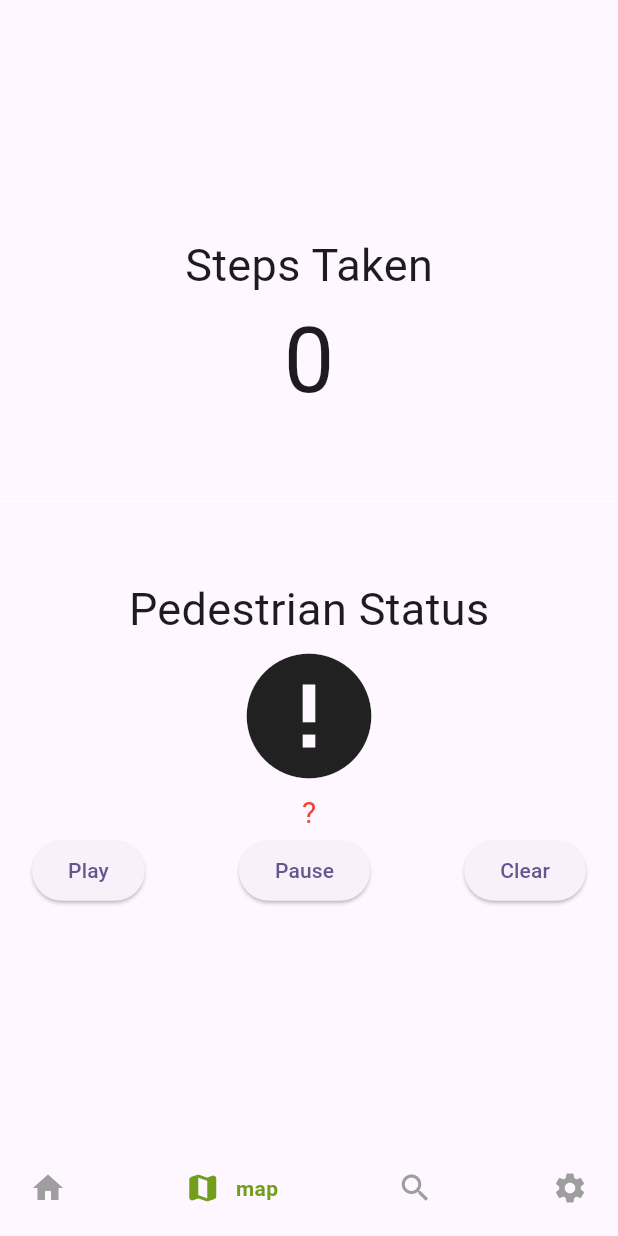
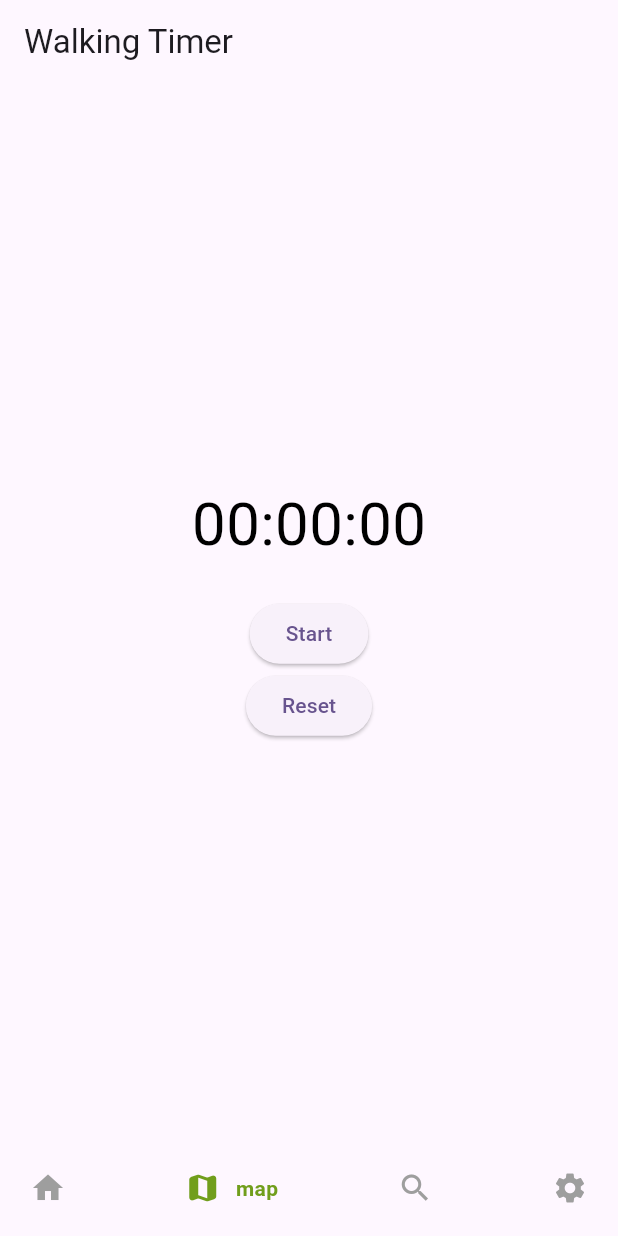
Before and after one commit to Ink42/thrive, a Flutter app: the screen it shows after launch, item 2 of the bottom bar chosen, on a phone screen of 412 x 824 dp. Run offline on Flutter 3.47's test engine with Material 3 defaults, Android fonts, the phone set to English and light mode, and no system bars; drawn by our look-alikes of google_nav_bar; our stand-ins replace flutter_map, geolocator, google_fonts, hive, hive_flutter, internet_connection_checker_plus and 3 more; accounts and stored records are empty; statements that could not run were skipped.

Commit message:
added timer

```diff
--- a/lib/home/view/home_page.dart
+++ b/lib/home/view/home_page.dart
@@ -1,4 +1,6 @@
 import 'package:flutter/material.dart';
+import 'package:provider/provider.dart';
+import 'package:thrive/global/services/pedometer_service.dart';
 import 'package:thrive/home/widgets/build_snap_shot.dart';
 import 'package:thrive/home/widgets/expandable_calender.dart';
 
@@ -9,10 +11,12 @@ class HomePage extends StatelessWidget {
 
   @override
   Widget build(BuildContext context) {
+    final provider = Provider.of<PedestrianProvider>(context);
     return Scaffold(
+      backgroundColor: Colors.blueAccent,
       appBar: AppBar(
         title: const Text("Thrive"),
-        centerTitle: true,
+        // centerTitle: false,
       ),
       body: SingleChildScrollView(
         child: Padding(
@@ -21,14 +25,14 @@ class HomePage extends StatelessWidget {
             crossAxisAlignment: CrossAxisAlignment.start,
             children: [
               // const ExpandableCalender(),
-              const SizedBox(height: 20),
+              // const SizedBox(height: 20),
               _buildSectionHeader("Today's Snapshot", "See More"),
               const SizedBox(height: 10),
-              buildSnapshotSection(MediaQuery.sizeOf(context)),
-              const SizedBox(height: 20),
-              _buildSectionHeader("Recent Activities", "See More"),
-              const SizedBox(height: 10),
-              _buildRecentActivities(),
+              buildSnapshotSection(MediaQuery.sizeOf(context), provider.steps),
+              // const SizedBox(height: 20),
+              // _buildSectionHeader("Recent Activities", "See More"),
+              // const SizedBox(height: 10),
+              // _buildRecentActivities(),
             ],
           ),
         ),
@@ -45,9 +49,7 @@ class HomePage extends StatelessWidget {
           style: const TextStyle(fontSize: 18, fontWeight: FontWeight.bold),
         ),
         TextButton(
-          onPressed: () {
-
-          },
+          onPressed: () {},
           child: Text(
             linkTitle,
             style: const TextStyle(color: Colors.blue),
@@ -56,7 +58,6 @@ class HomePage extends StatelessWidget {
       ],
     );
   }
-
 
   Widget _buildRecentActivities() {
     return SizedBox(
@@ -71,8 +72,7 @@ class HomePage extends StatelessWidget {
             title: Text("Activity ${index + 1} - Walking"),
             subtitle: Text("Distance: ${index + 2} km"),
             trailing: const Icon(Icons.arrow_forward_ios, size: 16),
-            onTap: () {
-            },
+            onTap: () {},
           );
         },
       ),
--- a/lib/main.dart
+++ b/lib/main.dart
@@ -13,8 +13,9 @@ import 'package:thrive/const/constant.dart';
 import 'package:thrive/global/models/activity_models.dart';
 import 'package:thrive/global/models/user_profile_models.dart';
 import 'package:thrive/global/services/network_monitor.dart';
+import 'package:thrive/global/services/timer_provider.dart';
 import 'package:thrive/global/widgets/bottom_navigation_provider.dart';
-import 'package:thrive/utils/pedometer_service.dart';
+import 'package:thrive/global/services/pedometer_service.dart';
 import 'package:thrive/utils/widgets/wtile.dart';
 import 'package:thrive/home/view/home_page.dart';
 
@@ -33,6 +34,7 @@ void main() async {
       ChangeNotifierProvider(create: (_) => RouteViewModel()),
       ChangeNotifierProvider(create: (_) => LocationController()),
       ChangeNotifierProvider(create: (_) => PedestrianProvider()),
+      ChangeNotifierProvider(create: (_) => TimerProvider()),
     ],
     child: const MyApp(),
   ));
@@ -115,98 +117,169 @@ class _HivePageState extends State<HivePage> {
 
   final page = [
     HomePage(),
-    PedometerUI(),
+    TimerScreen(),
     Center(child: ChallengeView()),
-    Center(
-      child: Text("Settings"),
-    ),
+    MapView()
   ];
-}
+} // Import your TimerProvider
 
-//////
-class PedometerUI extends StatefulWidget {
-  @override
-  _PedometerUIState createState() => _PedometerUIState();
-}
-
-class _PedometerUIState extends State<PedometerUI> {
-  @override
-  void initState() {
-    super.initState();
-    // Initialize PedestrianProvider
-    Future.microtask(() =>
-        Provider.of<PedestrianProvider>(context, listen: false).initialize());
-  }
-
+class TimerScreen extends StatelessWidget {
   @override
   Widget build(BuildContext context) {
-    final provider = Provider.of<PedestrianProvider>(context);
+    final timerProvider = Provider.of<TimerProvider>(context);
 
-    return Center(
+    return Scaffold(
+      appBar: AppBar(title: Text("Walking Timer")),
+      body: Center(
         child: Column(
           mainAxisAlignment: MainAxisAlignment.center,
-        children: <Widget>[
+          children: [
             Text(
-            'Steps Taken',
-            style: TextStyle(fontSize: 30),
+              formatTime(timerProvider.elapsedSeconds),
+              style: TextStyle(fontSize: 40, color: Colors.black),
             ),
-          Text(
-            provider.steps,
-            style: TextStyle(fontSize: 60),
-          ),
-          Divider(
-            height: 100,
-            thickness: 0,
-            color: Colors.white,
-          ),
-          Text(
-            'Pedestrian Status',
-            style: TextStyle(fontSize: 30),
-          ),
-          Icon(
-            provider.status == 'walking'
-                ? Icons.directions_walk
-                : provider.status == 'stopped'
-                    ? Icons.accessibility_new
-                    : Icons.error,
-            size: 100,
-          ),
-          Center(
-            child: Text(
-              provider.status,
-              style:
-                  provider.status == 'walking' || provider.status == 'stopped'
-                      ? TextStyle(fontSize: 30)
-                      : TextStyle(fontSize: 20, color: Colors.red),
-            ),
-          ),
-          Row(
-            spacing: 20,
-            mainAxisAlignment: MainAxisAlignment.spaceAround,
-            crossAxisAlignment: CrossAxisAlignment.center,
-            children: [
+            SizedBox(height: 20),
             ElevatedButton(
-                onPressed: () {
-                  provider.register(true);
-                },
-                child: Text("Play"),
+              onPressed: timerProvider.isRunning
+                  ? timerProvider.stopTimer
+                  : timerProvider.startTimer,
+              child: Text(timerProvider.isRunning ? "Pause" : "Start"),
             ),
             ElevatedButton(
-                onPressed: () {
-                  provider.register(false);
-                },
-                child: Text("Pause"),
-              ),
-              ElevatedButton(
-                onPressed: () {
-                  provider.clearSteps();
-                },
-                child: Text("Clear"),
+              onPressed: timerProvider.resetTimer,
+              child: Text("Reset"),
             ),
           ],
-          )
-        ],
+        ),
       ),
     );
   }
+
+  String formatTime(int seconds) {
+    final hours = seconds ~/ 3600;
+    final minutes = (seconds % 3600) ~/ 60;
+    final remainingSeconds = seconds % 60;
+    return "${hours.toString().padLeft(2, '0')}:${minutes.toString().padLeft(2, '0')}:${remainingSeconds.toString().padLeft(2, '0')}";
   }
+}
+
+// //////
+// class PedometerUI extends StatefulWidget {
+//   @override
+//   _PedometerUIState createState() => _PedometerUIState();
+// }
+
+// class _PedometerUIState extends State<PedometerUI> {
+//   @override
+//   void initState() {
+//     super.initState();
+//     // Initialize PedestrianProvider
+//     Future.microtask(() =>
+//         Provider.of<PedestrianProvider>(context, listen: false).initialize());
+//   }
+
+//   @override
+//   Widget build(BuildContext context) {
+//     TimerModel timerModel = TimerModel();
+//     final provider = Provider.of<PedestrianProvider>(context);
+
+//     return Center(
+//       child: Column(
+//         mainAxisAlignment: MainAxisAlignment.center,
+//         children: <Widget>[
+//           Text(
+//             'Steps Taken',
+//             style: TextStyle(fontSize: 30),
+//           ),
+//           Text(
+//             provider.steps,
+//             style: TextStyle(fontSize: 60),
+//           ),
+//           Divider(
+//             height: 100,
+//             thickness: 0,
+//             color: Colors.white,
+//           ),
+//           Text(
+//             'Pedestrian Status',
+//             style: TextStyle(fontSize: 30),
+//           ),
+//           Icon(
+//             provider.status == 'walking'
+//                 ? Icons.directions_walk
+//                 : provider.status == 'stopped'
+//                     ? Icons.accessibility_new
+//                     : Icons.error,
+//             size: 100,
+//           ),
+//           Center(
+//             child: Text(
+//               provider.status,
+//               style:
+//                   provider.status == 'walking' || provider.status == 'stopped'
+//                       ? TextStyle(fontSize: 30)
+//                       : TextStyle(fontSize: 20, color: Colors.red),
+//             ),
+//           ),
+//           Row(
+//             // spacing: 20,
+//             mainAxisAlignment: MainAxisAlignment.spaceAround,
+//             crossAxisAlignment: CrossAxisAlignment.center,
+//             children: [
+//               ElevatedButton(
+//                 onPressed: () {
+//                   provider.register(true);
+//                 },
+//                 child: Text("Play"),
+//               ),
+//               ElevatedButton(
+//                 onPressed: () {
+//                   provider.register(false);
+//                 },
+//                 child: Text("Pause"),
+//               ),
+//               ElevatedButton(
+//                 onPressed: () {
+//                   provider.clearSteps();
+//                 },
+//                 child: Text("Clear"),
+//               ),
+//             ],
+//           ),
+//           // ///////////
+//           Column(
+//             // spacing: 20,
+//             mainAxisAlignment: MainAxisAlignment.spaceAround,
+//             crossAxisAlignment: CrossAxisAlignment.center,
+//             children: [
+//               ElevatedButton(
+//                 onPressed: () {
+//                   timerModel.startTimer();
+//                 },
+//                 child: Text("Start Timer "),
+//               ),
+//               ElevatedButton(
+//                 onPressed: () {
+//                   timerModel.playTimer();
+//                 },
+//                 child: Text("Continue Timer"),
+//               ),
+//               ElevatedButton(
+//                 onPressed: () {
+//                   timerModel.pauseTimer();
+//                 },
+//                 child: Text("Pause Timer"),
+//               ),
+//               ElevatedButton(
+//                 onPressed: () {
+//                   timerModel.cancelTimer();
+//                 },
+//                 child: Text("Clear Timer"),
+//               ),
+//             ],
+//           )
+//         ],
+//       ),
+//     );
+//   }
+// }
--- a/lib/utils/modified_permission_handler.dart
+++ /dev/null
@@ -1,14 +0,0 @@
-import 'package:permission_handler/permission_handler.dart';
-
-class ModifiedPermissionHandler {
-  static Future<bool> checkActivityRecognitionPermission() async {
-    bool granted = await Permission.activityRecognition.isGranted;
-
-    if (!granted) {
-      granted = await Permission.activityRecognition.request() ==
-          PermissionStatus.granted;
-    }
-
-    return granted;
-  }
-}
--- a/lib/utils/pedometer_service.dart
+++ /dev/null
@@ -1,70 +0,0 @@
-import 'package:flutter/material.dart';
-import 'package:pedometer/pedometer.dart';
-import 'package:thrive/utils/modified_permission_handler.dart';
-
-class PedestrianProvider extends ChangeNotifier {
-  String _status = '?';
-  String _steps = '0';
-  late Stream<StepCount> _stepCountStream;
-  late Stream<PedestrianStatus> _pedestrianStatusStream;
-  bool _register_steps = false;
-
-  String get status => _status;
-  String get steps => _steps;
-  bool get register_steps => _register_steps;
-
-  void register(bool value) {
-    _register_steps = value;
-    notifyListeners();
-  }
-
-  Future<void> initialize() async {
-    if (_register_steps) return;
-
-    bool granted =
-        await ModifiedPermissionHandler.checkActivityRecognitionPermission();
-    if (!granted) {
-      _status = 'Permission not granted';
-      notifyListeners();
-      return;
-    }
-
-    _pedestrianStatusStream = Pedometer.pedestrianStatusStream;
-    (await _pedestrianStatusStream.listen(_onPedestrianStatusChanged))
-        .onError(_onPedestrianStatusError);
-
-    _stepCountStream = Pedometer.stepCountStream;
-    _stepCountStream.listen(_onStepCount).onError(_onStepCountError);
-    _register_steps = true;
-    notifyListeners();
-  }
-
-  void _onStepCount(StepCount event) {
-    if (!_register_steps) return;
-    _steps = event.steps.toString();
-    notifyListeners();
-  }
-
-  void _onPedestrianStatusChanged(PedestrianStatus event) {
-    if (!_register_steps) return;
-    _status = event.status;
-    notifyListeners();
-  }
-
-  void _onStepCountError(dynamic error) {
-    if (!_register_steps) return;
-    _steps = 'Step Count not available: $error';
-    notifyListeners();
-  }
-
-  void _onPedestrianStatusError(dynamic error) {
-    if (!_register_steps) return;
-    _status = 'Pedestrian Status not available: $error';
-    notifyListeners();
-  }
-
-  void clearSteps() {
-    _steps = '0';
-    notifyListeners();
-  }
-}
```
Also changed, not shown: lib/utils/pedometer_model_view.dart (deleted, +0 -108 lines). Lines whose indentation alone changed are shown as unchanged.
